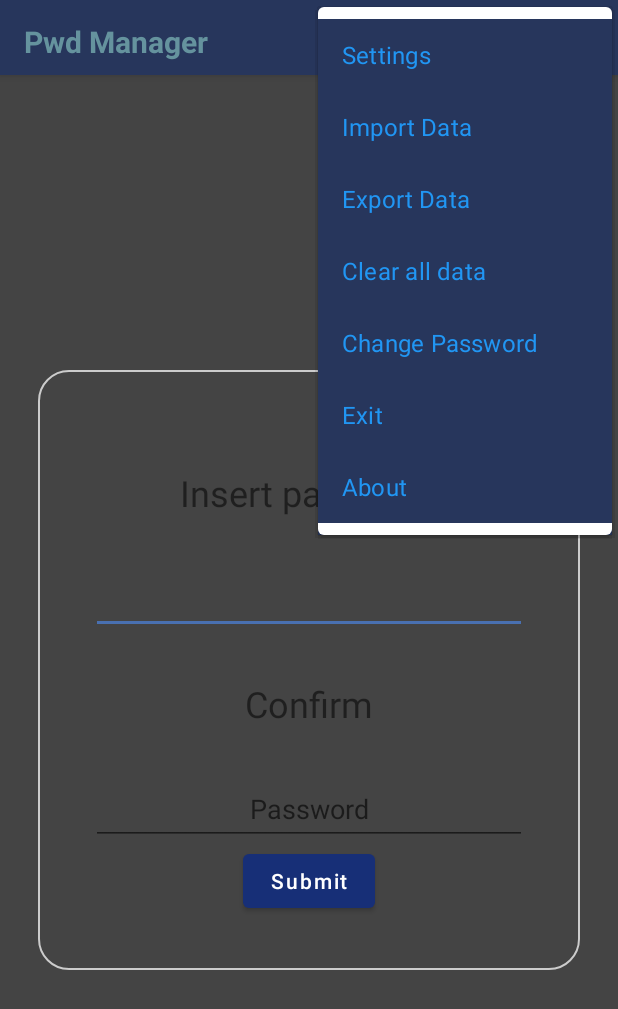
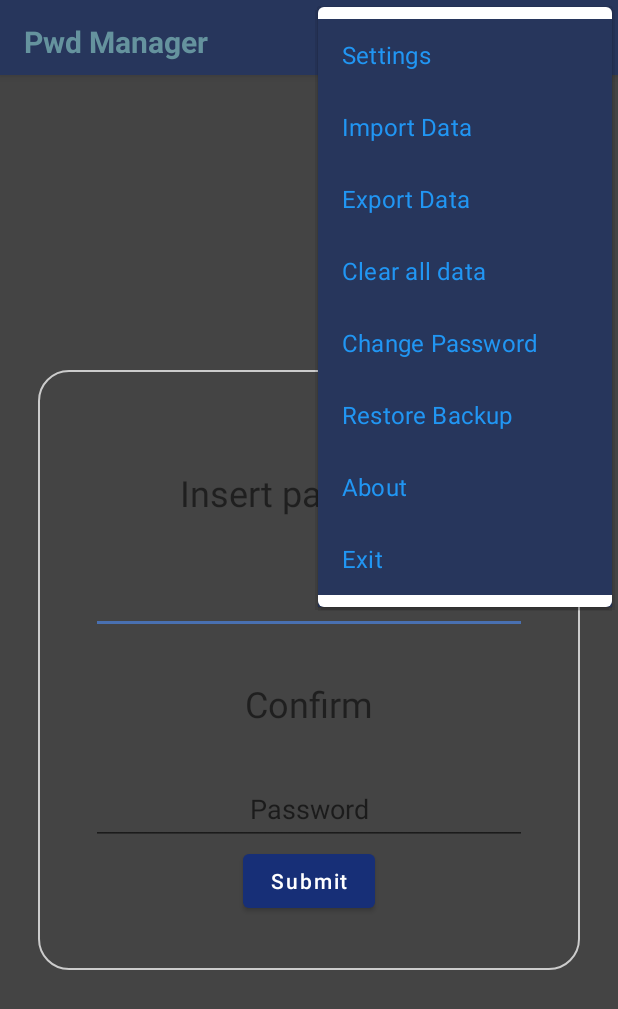
Before and after one commit to cormabara/PwdManager, an Android app: the screen it shows after launch (MainActivity), with the options menu open, on a phone screen of 412 x 824 dp. Shown: the top 1009 px of the screen. Run offline under Robolectric (Android 15) with nearby library versions, the phone set to English and light mode, and no system bars; our stand-ins replace navigation-ui; libraries missing offline, so code that uses them is left out: com.fasterxml.jackson; 4 statements that could not run were skipped.

```diff
--- a/app/src/main/java/com/cormabara/pwdmanager/MainActivity.kt
+++ b/app/src/main/java/com/cormabara/pwdmanager/MainActivity.kt
@@ -76,6 +76,10 @@ class MainActivity : AppCompatActivity() {
                 }
                 true
             }
+            R.id.action_restore_backup -> {
+
+                true
+            }
             R.id.action_close_app -> {
                 finish()
                 true
@@ -116,7 +120,6 @@ class MainActivity : AppCompatActivity() {
             val navHostFragment: NavHostFragment =
                 supportFragmentManager.findFragmentById(R.id.nav_host_fragment_content_main) as NavHostFragment
 
-            val f2 = navHostFragment.childFragmentManager.findFragmentById(R.id.MainFragment)
             (navHostFragment.childFragmentManager.fragments[0] as MainFragment?)?.reloadData()
         }
     }
--- a/app/src/main/java/com/cormabara/pwdmanager/gui/dialogs/EditItemDialog.kt
+++ b/app/src/main/java/com/cormabara/pwdmanager/gui/dialogs/EditItemDialog.kt
@@ -16,7 +16,7 @@ import com.cormabara.pwdmanager.managers.ManPwdData
 
 class CheckTag(n_: String,c_: Boolean) {
     var name: String = n_
-    var checked: Boolean = c_
+//    var checked: Boolean = c_
 }
 
 fun editItemDialog(context: Context, adapter_ : PwdItemAdapter, item: ManPwdData.PwdItem) {
@@ -45,6 +45,7 @@ fun editItemDialog(context: Context, adapter_ : PwdItemAdapter, item: ManPwdData
                 if (event == null || !event.isShiftPressed) {
                     // the user is done typing.
                     (context as MainActivity).manPwdData.addTag(txt_tag.text.toString())
+                    item.addTag(txt_tag.text.toString());
                     //val imm = context.getSystemService(Activity.INPUT_METHOD_SERVICE) as InputMethodManager
                     //if (imm != null)
                     //    imm.hideSoftInputFromWindow(view.getWindowToken(), 0);
@@ -62,7 +63,6 @@ fun editItemDialog(context: Context, adapter_ : PwdItemAdapter, item: ManPwdData
     var listview = dialog.findViewById<ListView>(R.id.list_view_tags)
     listview.adapter = adapter
 
-
     val btnok = dialog.findViewById(R.id.btn_ok) as Button
     val btncancel = dialog.findViewById(R.id.btn_cancel) as Button
     btnok.setOnClickListener {
@@ -72,7 +72,7 @@ fun editItemDialog(context: Context, adapter_ : PwdItemAdapter, item: ManPwdData
 
         dialog.dismiss()
         adapter_.notifyDataSetChanged()
-        (context as MainActivity).manPwdData.saveData((context as MainActivity).mainPassword)
+        context.manPwdData.saveData(context.mainPassword)
     }
     btncancel.setOnClickListener { dialog.dismiss() }
     dialog.show()
--- a/app/src/main/java/com/cormabara/pwdmanager/gui/fragments/SettingFragment.kt
+++ b/app/src/main/java/com/cormabara/pwdmanager/gui/fragments/SettingFragment.kt
@@ -41,7 +41,7 @@ class SettingFragment : Fragment() {
             cnf.searchMode = enumValueOf(binding.findOption.getActive())
             cnf.userMail = binding.userEmail.text.toString()
             cnf.saveData()
-            findNavController().navigate(R.id.action_settingFragment_to_MainFragment)
+            findNavController().navigate(R.id.action_to_mainFragment)
         }
         return binding.root
     }
--- a/app/src/main/java/com/cormabara/pwdmanager/managers/ManPwdData.kt
+++ b/app/src/main/java/com/cormabara/pwdmanager/managers/ManPwdData.kt
@@ -40,6 +40,7 @@ class ManPwdData(path_: File) {
         fun setPwdUsername(v_: String) {username = v_}
         fun setPwdPassword(v_: String) {password = v_}
         fun addTag(tag_: String) {if (tag_ !in tagList) tagList.add(tag_) }
+        fun delTag(tag_: String) {if (tag_ in tagList) tagList.remove(tag_) }
         fun hasTag(tag_:String): Boolean  {return (tag_ in tagList) }
     }
 
@@ -54,7 +55,7 @@ class ManPwdData(path_: File) {
         dataFileBkp = File(path_,cnfPwdFnCryptBkp)
     }
 
-    /** @brief FOrce dele deletion of the pwd data */
+    /** @brief Force the deletion of the pwd data */
     fun newData () {
         if (dataFile.exists() ) {
             dataFile.delete()
@@ -223,7 +224,7 @@ class ManPwdData(path_: File) {
     }
     fun addTag(tag_: String)
     {
-        if ( internal_data.tagList.find{name -> name == tag_ } == null )
+        if(tag_ !in  internal_data.tagList)
             internal_data.tagList.add(tag_)
     }
     fun delTag(tag_: String)
--- a/app/src/main/res/menu/menu_main.xml
+++ b/app/src/main/res/menu/menu_main.xml
@@ -28,13 +28,18 @@
         android:title="@string/action_change_password"
         app:showAsAction="never" />
     <item
-        android:id="@+id/action_close_app"
+        android:id="@+id/action_restore_backup"
         android:orderInCategory="100"
-        android:title="@string/action_close_app"
+        android:title="@string/restore_backup"
         app:showAsAction="never" />
     <item
         android:id="@+id/action_about"
         android:orderInCategory="100"
         android:title="@string/action_about"
         app:showAsAction="never" />
+    <item
+        android:id="@+id/action_close_app"
+        android:orderInCategory="100"
+        android:title="@string/action_close_app"
+        app:showAsAction="never" />
 </menu>
--- a/app/src/main/res/navigation/nav_graph.xml
+++ b/app/src/main/res/navigation/nav_graph.xml
@@ -15,6 +15,9 @@
     <action
         android:id="@+id/action_to_newPasswordFragment"
         app:destination="@id/newPasswordFragment" />
+    <action
+        android:id="@+id/action_to_mainFragment"
+        app:destination="@id/MainFragment" />
 
     <fragment
         android:id="@+id/MainFragment"
@@ -27,27 +30,17 @@
         android:name="com.cormabara.pwdmanager.gui.fragments.InsPasswordFragment"
         android:label="@string/app_title"
         tools:layout="@layout/fragment_ins_password">
-
-        <action
-            android:id="@+id/action_StartFragment_to_MainFragment"
-            app:destination="@id/MainFragment" />
     </fragment>
     <fragment
         android:id="@+id/newPasswordFragment"
         android:name="com.cormabara.pwdmanager.gui.fragments.NewPasswordFragment"
         android:label="FirstStartFragment" >
-        <action
-            android:id="@+id/action_firstStartFragment_to_MainFragment"
-            app:destination="@id/MainFragment" />
     </fragment>
     <fragment
         android:id="@+id/settingFragment"
         android:name="com.cormabara.pwdmanager.gui.fragments.SettingFragment"
         android:label="fragment_setting"
         tools:layout="@layout/fragment_setting" >
-        <action
-            android:id="@+id/action_settingFragment_to_MainFragment"
-            app:destination="@id/MainFragment" />
     </fragment>
     <fragment
         android:id="@+id/aboutFragment"
--- a/app/src/main/res/values/strings.xml
+++ b/app/src/main/res/values/strings.xml
@@ -30,4 +30,5 @@
     <string name="add_tag">Add Tag</string>
     <string name="insert_password">Insert password</string>
     <string name="binary_option_title">TextView</string>
+    <string name="restore_backup">Restore Backup</string>
 </resources>
```
Also changed, not shown: app/src/main/java/com/cormabara/pwdmanager/gui/lib/MainPasswordControl.kt (+68 -24 lines), app/src/main/java/com/cormabara/pwdmanager/gui/lib/TagsAdapter.kt (+9 -2 lines). Lines whose indentation alone changed are shown as unchanged.
